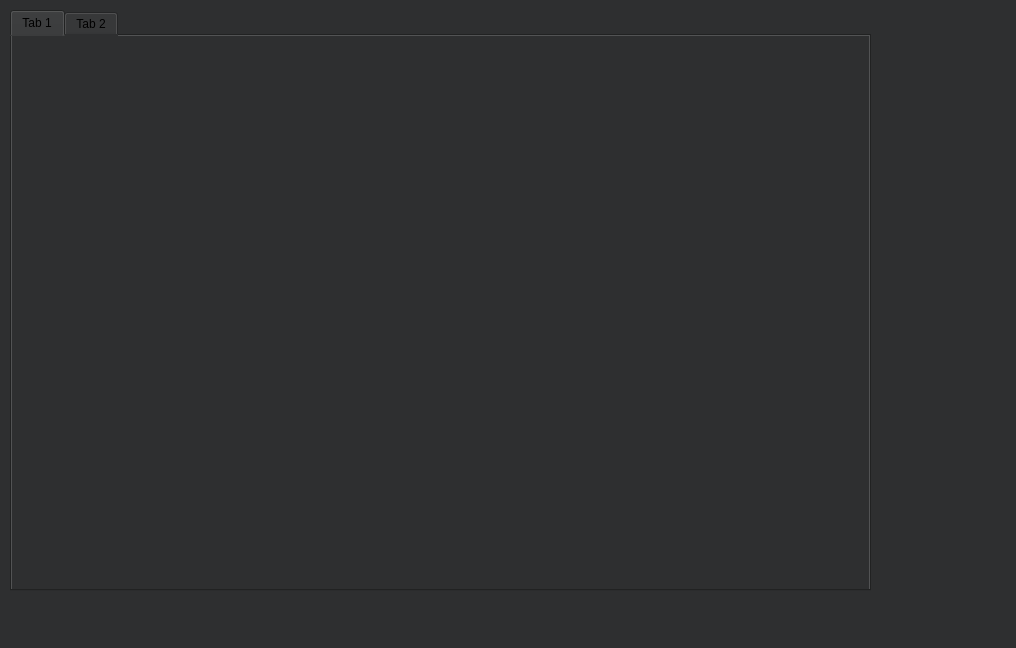
EvgTer/exam, file mainwindow.ui: the form before one commit.
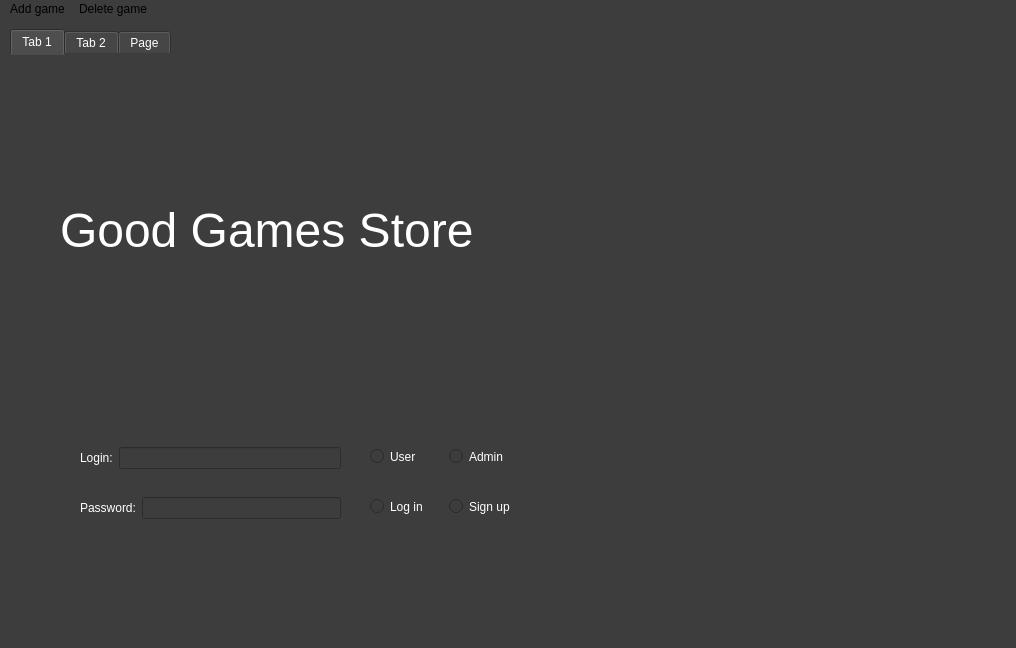
The form after the commit.

```diff
--- a/mainwindow.ui
+++ b/mainwindow.ui
@@ -14,7 +14,8 @@
    <string>MainWindow</string>
   </property>
   <property name="styleSheet">
-   <string notr="true">background-color: rgb(46, 47, 48);</string>
+   <string notr="true">background-color: rgb(61, 61, 61);
+</string>
   </property>
   <widget class="QWidget" name="centralwidget">
    <widget class="QTabWidget" name="tabWidget">
@@ -22,10 +23,20 @@
      <rect>
       <x>10</x>
       <y>10</y>
-      <width>861</width>
+      <width>1001</width>
       <height>581</height>
      </rect>
     </property>
+    <property name="whatsThis">
+     <string>&lt;html&gt;&lt;head/&gt;&lt;body&gt;&lt;p&gt;Home&lt;/p&gt;&lt;/body&gt;&lt;/html&gt;</string>
+    </property>
+    <property name="styleSheet">
+     <string notr="true">color: rgb(255, 255, 255);
+background-color: rgb(61, 61, 61);
+border-color: rgb(61, 61, 61);
+selection-background-color: rgb(61, 61, 61);
+background-color: rgb(61, 61, 61);</string>
+    </property>
     <property name="currentIndex">
      <number>0</number>
     </property>
@@ -33,6 +44,150 @@
      <attribute name="title">
       <string>Tab 1</string>
      </attribute>
+     <widget class="QLabel" name="label_5">
+      <property name="geometry">
+       <rect>
+        <x>50</x>
+        <y>70</y>
+        <width>561</width>
+        <height>211</height>
+       </rect>
+      </property>
+      <property name="styleSheet">
+       <string notr="true">font-size: 36pt;</string>
+      </property>
+      <property name="text">
+       <string>Good Games Store</string>
+      </property>
+     </widget>
+     <widget class="QWidget" name="">
+      <property name="geometry">
+       <rect>
+        <x>360</x>
+        <y>440</y>
+        <width>151</width>
+        <height>24</height>
+       </rect>
+      </property>
+      <layout class="QHBoxLayout" name="horizontalLayout">
+       <item>
+        <widget class="QRadioButton" name="radioButton_4">
+         <property name="text">
+          <string>Log in</string>
+         </property>
+        </widget>
+       </item>
+       <item>
+        <widget class="QRadioButton" name="radioButton_3">
+         <property name="text">
+          <string>Sign up</string>
+         </property>
+         <property name="checkable">
+          <bool>true</bool>
+         </property>
+         <property name="checked">
+          <bool>false</bool>
+         </property>
+         <property name="autoRepeat">
+          <bool>false</bool>
+         </property>
+        </widget>
+       </item>
+      </layout>
+     </widget>
+     <widget class="QLabel" name="label_logo">
+      <property name="geometry">
+       <rect>
+        <x>670</x>
+        <y>20</y>
+        <width>241</width>
+        <height>291</height>
+       </rect>
+      </property>
+      <property name="text">
+       <string/>
+      </property>
+     </widget>
+     <widget class="QWidget" name="">
+      <property name="geometry">
+       <rect>
+        <x>360</x>
+        <y>390</y>
+        <width>151</width>
+        <height>24</height>
+       </rect>
+      </property>
+      <layout class="QHBoxLayout" name="horizontalLayout_3">
+       <item>
+        <widget class="QRadioButton" name="radioButton_7">
+         <property name="text">
+          <string>User</string>
+         </property>
+         <property name="autoExclusive">
+          <bool>true</bool>
+         </property>
+        </widget>
+       </item>
+       <item>
+        <widget class="QRadioButton" name="radioButton_6">
+         <property name="text">
+          <string>Admin</string>
+         </property>
+         <property name="autoExclusive">
+          <bool>true</bool>
+         </property>
+        </widget>
+       </item>
+      </layout>
+     </widget>
+     <widget class="QWidget" name="">
+      <property name="geometry">
+       <rect>
+        <x>70</x>
+        <y>390</y>
+        <width>261</width>
+        <height>26</height>
+       </rect>
+      </property>
+      <layout class="QHBoxLayout" name="horizontalLayout_4">
+       <item>
+        <widget class="QLabel" name="label">
+         <property name="text">
+          <string>Login:</string>
+         </property>
+        </widget>
+       </item>
+       <item>
+        <widget class="QLineEdit" name="lineEdit_Login"/>
+       </item>
+      </layout>
+     </widget>
+     <widget class="QWidget" name="">
+      <property name="geometry">
+       <rect>
+        <x>70</x>
+        <y>440</y>
+        <width>261</width>
+        <height>26</height>
+       </rect>
+      </property>
+      <layout class="QHBoxLayout" name="horizontalLayout_5">
+       <item>
+        <widget class="QLabel" name="label_2">
+         <property name="text">
+          <string>Password:</string>
+         </property>
+        </widget>
+       </item>
+       <item>
+        <widget class="QLineEdit" name="lineEdit_password">
+         <property name="inputMethodHints">
+          <set>Qt::ImhHiddenText|Qt::ImhSensitiveData</set>
+         </property>
+        </widget>
+       </item>
+      </layout>
+     </widget>
     </widget>
     <widget class="QWidget" name="tab_2">
      <attribute name="title">
@@ -47,8 +202,35 @@
         <height>501</height>
        </rect>
       </property>
-      <property name="widgetResizable">
-       <bool>true</bool>
+      <layout class="QVBoxLayout" name="verticalLayout">
+       <item>
+        <widget class="QLabel" name="label_3">
+         <property name="styleSheet">
+          <string notr="true">font-size: 24pt;</string>
+         </property>
+         <property name="text">
+          <string>Your Library:</string>
+         </property>
+        </widget>
+       </item>
+       <item>
+        <widget class="QTableWidget" name="tableWidget_library"/>
+       </item>
+      </layout>
+     </widget>
+    </widget>
+    <widget class="QWidget" name="tab_3">
+     <attribute name="title">
+      <string>Page</string>
+     </attribute>
+     <widget class="QWidget" name="layoutWidget">
+      <property name="geometry">
+       <rect>
+        <x>10</x>
+        <y>20</y>
+        <width>981</width>
+        <height>521</height>
+       </rect>
       </property>
       <widget class="QWidget" name="scrollAreaWidgetContents">
        <property name="geometry">
@@ -73,6 +255,23 @@
      <height>21</height>
     </rect>
    </property>
+   <widget class="QMenu" name="menuAdd_game">
+    <property name="title">
+     <string>Add game</string>
+    </property>
+    <addaction name="actionAdventure"/>
+    <addaction name="actionHorror"/>
+    <addaction name="actionMMORPG"/>
+    <addaction name="actionSandbox"/>
+    <addaction name="actionShooter"/>
+   </widget>
+   <widget class="QMenu" name="menuDelete">
+    <property name="title">
+     <string>Delete game</string>
+    </property>
+   </widget>
+   <addaction name="menuAdd_game"/>
+   <addaction name="menuDelete"/>
   </widget>
   <widget class="QStatusBar" name="statusbar"/>
  </widget>
```
Left out of the diff: 58 changed lines with no effect on the pictures.
